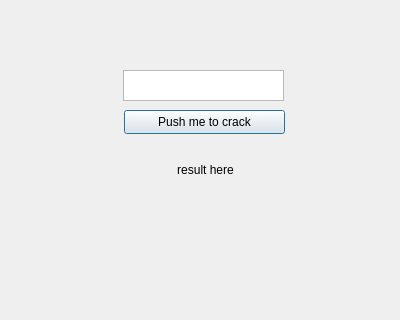
ruscatalin/md5-collision, file gui.ui: the form before one commit.
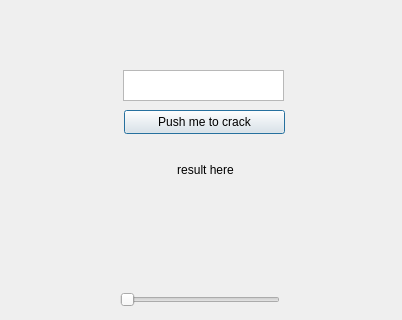
The form after the commit. Icons and pictures are not drawn.

Commit message: Added volume control to GUI

Patch:
```diff
--- a/gui.ui
+++ b/gui.ui
@@ -6,16 +6,25 @@
    <rect>
     <x>0</x>
     <y>0</y>
-    <width>400</width>
+    <width>402</width>
     <height>320</height>
    </rect>
   </property>
   <property name="minimumSize">
    <size>
-    <width>320</width>
+    <width>402</width>
     <height>320</height>
    </size>
   </property>
+  <property name="maximumSize">
+   <size>
+    <width>402</width>
+    <height>320</height>
+   </size>
+  </property>
+  <property name="cursor">
+   <cursorShape>ArrowCursor</cursorShape>
+  </property>
   <property name="windowTitle">
    <string>MD5 Cracker</string>
   </property>
@@ -61,6 +70,50 @@
     <set>Qt::LinksAccessibleByMouse|Qt::TextSelectableByMouse</set>
    </property>
   </widget>
+  <widget class="QLabel" name="volumeIcon">
+   <property name="geometry">
+    <rect>
+     <x>180</x>
+     <y>260</y>
+     <width>41</width>
+     <height>41</height>
+    </rect>
+   </property>
+   <property name="cursor">
+    <cursorShape>ArrowCursor</cursorShape>
+   </property>
+   <property name="text">
+    <string/>
+   </property>
+   <property name="pixmap">
+    <pixmap>media/volume_low.png</pixmap>
+   </property>
+   <property name="scaledContents">
+    <bool>true</bool>
+   </property>
+   <property name="alignment">
+    <set>Qt::AlignCenter</set>
+   </property>
+  </widget>
+  <widget class="QSlider" name="volumeSlider">
+   <property name="geometry">
+    <rect>
+     <x>120</x>
+     <y>290</y>
+     <width>160</width>
+     <height>20</height>
+    </rect>
+   </property>
+   <property name="orientation">
+    <enum>Qt::Horizontal</enum>
+   </property>
+   <property name="tickPosition">
+    <enum>QSlider::NoTicks</enum>
+   </property>
+   <property name="tickInterval">
+    <number>50</number>
+   </property>
+  </widget>
  </widget>
  <resources/>
  <connections/>
```
Left out of the diff: 6 changed lines with no effect on the pictures. The commit also changes 4 other files.
